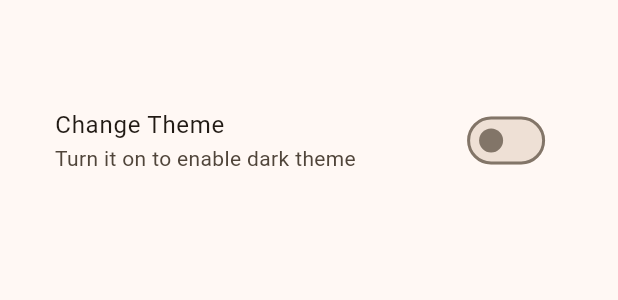
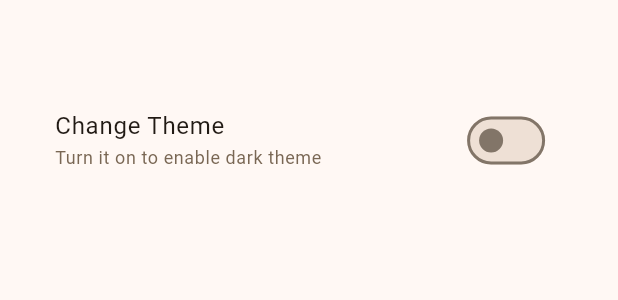
Before and after one commit to akhlashashmi/Zephyria, a Flutter app: the SettingScreen widget shown alone on an empty page, opened directly, on a phone screen of 412 x 824 dp. Shown: the top 300 px of the screen. Run offline on Flutter 3.47's test engine with Material 3 defaults, Android fonts, the phone set to English and light mode, and no system bars; our stand-ins replace flutter_riverpod, google_fonts, hive, hive_flutter, icons_plus, internet_connection_checker and 2 more; missing offline and left inert: dart:ffi, svg_flutter; accounts and stored records are empty; network calls fail; Roboto replaces fonts that are missing (Asap).

Commit message:
Added weather time, improved color schemes

```diff
--- a/lib/features/weather/presentation/screens/current_weather.dart
+++ b/lib/features/weather/presentation/screens/current_weather.dart
@@ -44,7 +44,7 @@ class CurrentWeather extends ConsumerWidget {
                 alignment: Alignment.center,
                 width: size.width * 0.5,
                 child: Text(
-                  Utils.parseDateTime(
+                  Utils.formatTo12HourTime(
                       weather.current!.lastUpdated.toString()),
                   maxLines: 1,
                   overflow: TextOverflow.ellipsis,
--- a/lib/features/weather/presentation/screens/settings.dart
+++ b/lib/features/weather/presentation/screens/settings.dart
@@ -26,12 +26,21 @@ class _SettingScreenState extends ConsumerState<SettingScreen> {
       child: SingleChildScrollView(
         child: Column(children: [
           SizedBox(height: size.height * 0.07),
-          SwitchListTile(
-            shape: RoundedRectangleBorder(borderRadius: BorderRadius.circular(15)),
+          SwitchListTile.adaptive(
+            shape:
+                RoundedRectangleBorder(borderRadius: BorderRadius.circular(15)),
             value: isDark,
             onChanged: (value) => changeIsDark.toggleTheme(),
             title: const Text('Change Theme'),
-            subtitle: const Text('Turn it on to enable dark theme'),
+            subtitle: Text(
+              'Turn it on to enable dark theme',
+              style: Theme.of(context).textTheme.bodySmall!.copyWith(
+                    color: Theme.of(context)
+                        .colorScheme
+                        .onSecondaryContainer
+                        .withOpacity(0.8),
+                  ),
+            ),
           )
         ]),
       ),
--- /dev/null
+++ b/lib/features/weather/utils/color_schemes.dart
@@ -0,0 +1,12 @@
+import 'package:flutter/material.dart';
+
+class ColorSchemes {
+  static final light = ColorScheme.fromSeed(
+    seedColor: Colors.orangeAccent,
+    brightness: Brightness.light,
+  );
+  static final dark = ColorScheme.fromSeed(
+    seedColor: Colors.orangeAccent,
+    brightness: Brightness.dark,
+  );
+}
```
Also changed, not shown: lib/features/weather/presentation/screens/home.dart (+3 -17 lines), lib/features/weather/utils/utils.dart (+23 -0 lines), lib/main.dart (+9 -29 lines).
